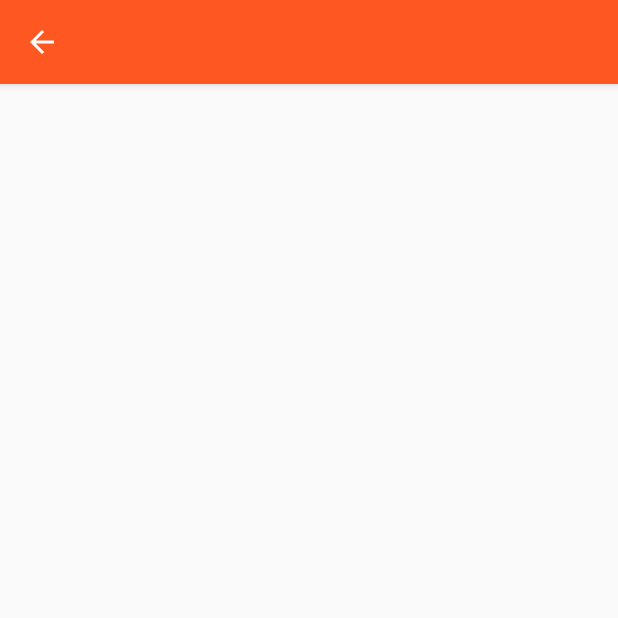
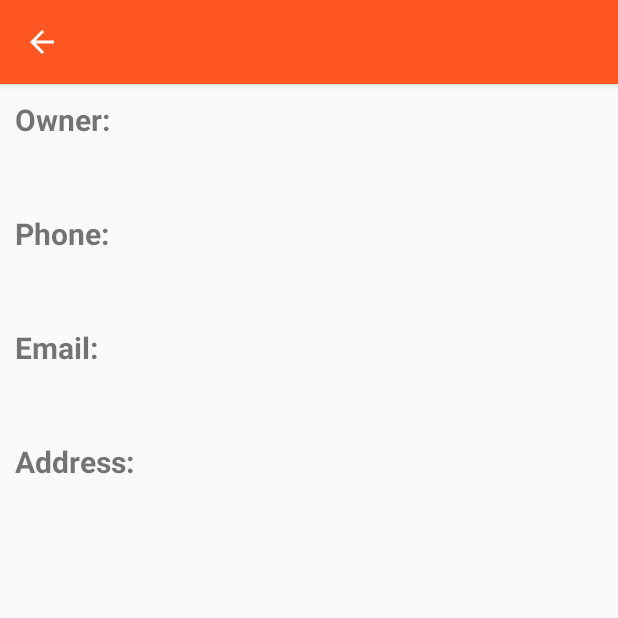
Before and after one commit to AlmasiSystems/Profiler, an Android app: the ProfileActivity screen opened directly, with no data from a screen before it, on a phone screen of 412 x 824 dp, the top half of it. Run offline under Robolectric (Android 15) with nearby library versions, the phone set to English and light mode, and no system bars; our stand-ins replace Firebase (no records; nobody signed in at launch, a user with empty details on screens opened directly).

Commit message:
27-Jun-17

```diff
--- a/app/src/main/java/com/example/aditya/profiler/Home.java
+++ b/app/src/main/java/com/example/aditya/profiler/Home.java
@@ -40,23 +40,6 @@ public class Home extends Fragment{
 
         FirebaseDatabase.getInstance().getReference().keepSynced(true);
 
-        FirebaseDatabase.getInstance().getReference("data").addListenerForSingleValueEvent(new ValueEventListener() {
-            @Override
-            public void onDataChange(DataSnapshot dataSnapshot) {
-                for (DataSnapshot snapshot : dataSnapshot.getChildren()) {
-                    names.add(snapshot.getKey());
-                }
-
-                String numb = Integer.toString(names.size());
-                number.setText(numb);
-            }
-
-            @Override
-            public void onCancelled(DatabaseError databaseError) {
-
-            }
-        });
-
         add.setOnClickListener(new View.OnClickListener() {
             @Override
             public void onClick(View v) {
@@ -74,4 +57,25 @@ public class Home extends Fragment{
         });
         return v;
     }
+
+    @Override
+    public void onResume() {
+        super.onResume();
+        names.clear();
+        FirebaseDatabase.getInstance().getReference("data").addListenerForSingleValueEvent(new ValueEventListener() {
+            @Override
+            public void onDataChange(DataSnapshot dataSnapshot) {
+                for (DataSnapshot snapshot : dataSnapshot.getChildren()) {
+                    names.add(snapshot.getKey());
+                }
+
+                number.setText(Integer.toString(names.size()));
+            }
+
+            @Override
+            public void onCancelled(DatabaseError databaseError) {
+
+            }
+        });
+    }
 }
--- a/app/src/main/java/com/example/aditya/profiler/LoginActivity.java
+++ b/app/src/main/java/com/example/aditya/profiler/LoginActivity.java
@@ -57,8 +57,6 @@ public class LoginActivity extends AppCompatActivity {
         passwd = (EditText) findViewById(R.id.password);
         login = (Button) findViewById(R.id.loginbtn);
         signup = (TextView) findViewById(R.id.signup);
-
-        final User userc = new User();
 
         login.setOnClickListener(new View.OnClickListener() {
             @Override
--- a/app/src/main/java/com/example/aditya/profiler/ProfileActivity.java
+++ b/app/src/main/java/com/example/aditya/profiler/ProfileActivity.java
@@ -3,10 +3,22 @@ package com.example.aditya.profiler;
 import android.content.Intent;
 import android.support.v7.app.AppCompatActivity;
 import android.os.Bundle;
+import android.widget.TextView;
+
+import com.google.firebase.database.ChildEventListener;
+import com.google.firebase.database.DataSnapshot;
+import com.google.firebase.database.DatabaseError;
+import com.google.firebase.database.DatabaseReference;
+import com.google.firebase.database.FirebaseDatabase;
+import com.google.firebase.database.ValueEventListener;
+
+import org.w3c.dom.Text;
 
 import java.util.ArrayList;
 
 public class ProfileActivity extends AppCompatActivity {
+    String ownerName, emailAdd, phoneNum, Address;
+    TextView ownName, phn, add, email;
 
     @Override
     protected void onCreate(Bundle savedInstanceState) {
@@ -16,5 +28,30 @@ public class ProfileActivity extends AppCompatActivity {
         String name = i.getStringExtra("Name");
         setTitle(name);
         getSupportActionBar().setDisplayHomeAsUpEnabled(true);
+        ownName = (TextView) findViewById(R.id.ownerName);
+        phn = (TextView) findViewById(R.id.phoneNo);
+        add = (TextView) findViewById(R.id.addProf);
+        email = (TextView) findViewById(R.id.emailProf);
+
+        DatabaseReference dbRef = FirebaseDatabase.getInstance().getReference();
+        dbRef.child("data").child(name).addListenerForSingleValueEvent(new ValueEventListener() {
+            @Override
+            public void onDataChange(DataSnapshot dataSnapshot) {
+                ownerName = dataSnapshot.child("Owner").getValue(String.class);
+                emailAdd = dataSnapshot.child("Email").getValue(String.class);
+                phoneNum = dataSnapshot.child("Phone").getValue(String.class);
+                Address = dataSnapshot.child("Address").getValue(String.class);
+
+                email.setText(emailAdd);
+                ownName.setText(ownerName);
+                phn.setText(phoneNum);
+                add.setText(Address);
+            }
+
+            @Override
+            public void onCancelled(DatabaseError databaseError) {
+
+            }
+        });
     }
 }
--- a/app/src/main/java/com/example/aditya/profiler/ViewProfile.java
+++ b/app/src/main/java/com/example/aditya/profiler/ViewProfile.java
@@ -43,7 +43,7 @@ public class ViewProfile extends AppCompatActivity {
                 for (DataSnapshot snapshot : dataSnapshot.getChildren()){
                     names.add(snapshot.getKey());
                 }
-                ArrayAdapter<String> arrayAdapter = new ArrayAdapter<String>(getApplicationContext(), R.layout.list_item, names);
+                final ArrayAdapter<String> arrayAdapter = new ArrayAdapter<String>(getApplicationContext(), R.layout.list_item, names);
                 listView.setAdapter(arrayAdapter);
 
                 listView.setOnItemClickListener(new AdapterView.OnItemClickListener() {
@@ -57,7 +57,7 @@ public class ViewProfile extends AppCompatActivity {
 
                 listView.setOnItemLongClickListener(new AdapterView.OnItemLongClickListener() {
                     @Override
-                    public boolean onItemLongClick(AdapterView<?> parent, View view, int position, long id) {
+                    public boolean onItemLongClick(AdapterView<?> parent, View view, final int position, long id) {
                         final String name = names.get(position);
 
                         FirebaseDatabase.getInstance().getReference("data").addListenerForSingleValueEvent(new ValueEventListener() {
@@ -72,6 +72,8 @@ public class ViewProfile extends AppCompatActivity {
                                             @Override
                                             public void onClick(DialogInterface dialog, int which) {
                                                 query.getRef().removeValue();
+                                                names.remove(position);
+                                                arrayAdapter.notifyDataSetChanged();
                                             }
                                         });
                                         builder.setNegativeButton("No", new DialogInterface.OnClickListener() {
--- a/app/src/main/res/layout/activity_profile.xml
+++ b/app/src/main/res/layout/activity_profile.xml
@@ -4,6 +4,86 @@
     xmlns:tools="http://schemas.android.com/tools"
     android:layout_width="match_parent"
     android:layout_height="match_parent"
+    android:paddingLeft="10dp"
+    android:paddingTop="10dp"
     tools:context="com.example.aditya.profiler.ProfileActivity">
 
+    <TextView
+        android:id="@+id/textView5"
+        android:layout_width="wrap_content"
+        android:layout_height="wrap_content"
+        android:text="Owner:"
+        android:textStyle="bold"
+        android:textSize="20sp"
+        android:layout_alignParentTop="true"
+        android:layout_alignParentStart="true" />
+
+    <TextView
+        android:id="@+id/ownerName"
+        android:layout_width="wrap_content"
+        android:layout_height="wrap_content"
+        android:text="Owner"
+        android:textSize="20sp"
+        android:layout_below="@+id/textView5"
+        android:layout_alignParentStart="true" />
+
+    <TextView
+        android:id="@+id/textView7"
+        android:layout_width="wrap_content"
+        android:layout_height="wrap_content"
+        android:layout_alignParentStart="true"
+        android:layout_below="@+id/ownerName"
+        android:layout_marginTop="21dp"
+        android:text="Phone:"
+        android:textStyle="bold"
+        android:textSize="20sp"/>
+
+    <TextView
+        android:id="@+id/phoneNo"
+        android:layout_width="wrap_content"
+        android:layout_height="wrap_content"
+        android:layout_alignParentStart="true"
+        android:layout_below="@+id/textView7"
+        android:text="Phone"
+        android:textSize="20sp"/>
+
+    <TextView
+        android:id="@+id/textView9"
+        android:layout_width="wrap_content"
+        android:layout_height="wrap_content"
+        android:layout_alignParentStart="true"
+        android:layout_below="@+id/phoneNo"
+        android:layout_marginTop="21dp"
+        android:text="Email:"
+        android:textStyle="bold"
+        android:textSize="20sp"/>
+
+    <TextView
+        android:id="@+id/emailProf"
+        android:layout_width="wrap_content"
+        android:layout_height="wrap_content"
+        android:layout_alignParentStart="true"
+        android:layout_below="@+id/textView9"
+        android:text="Email"
+        android:textSize="20sp"/>
+
+    <TextView
+        android:id="@+id/textView11"
+        android:layout_width="wrap_content"
+        android:layout_height="wrap_content"
+        android:layout_alignParentStart="true"
+        android:layout_below="@+id/emailProf"
+        android:layout_marginTop="21dp"
+        android:text="Address:"
+        android:textStyle="bold"
+        android:textSize="20sp"/>
+
+    <TextView
+        android:id="@+id/addProf"
+        android:layout_width="wrap_content"
+        android:layout_height="wrap_content"
+        android:layout_alignParentStart="true"
+        android:layout_below="@+id/textView11"
+        android:text="Address"
+        android:textSize="20sp" />
 </RelativeLayout>
```
